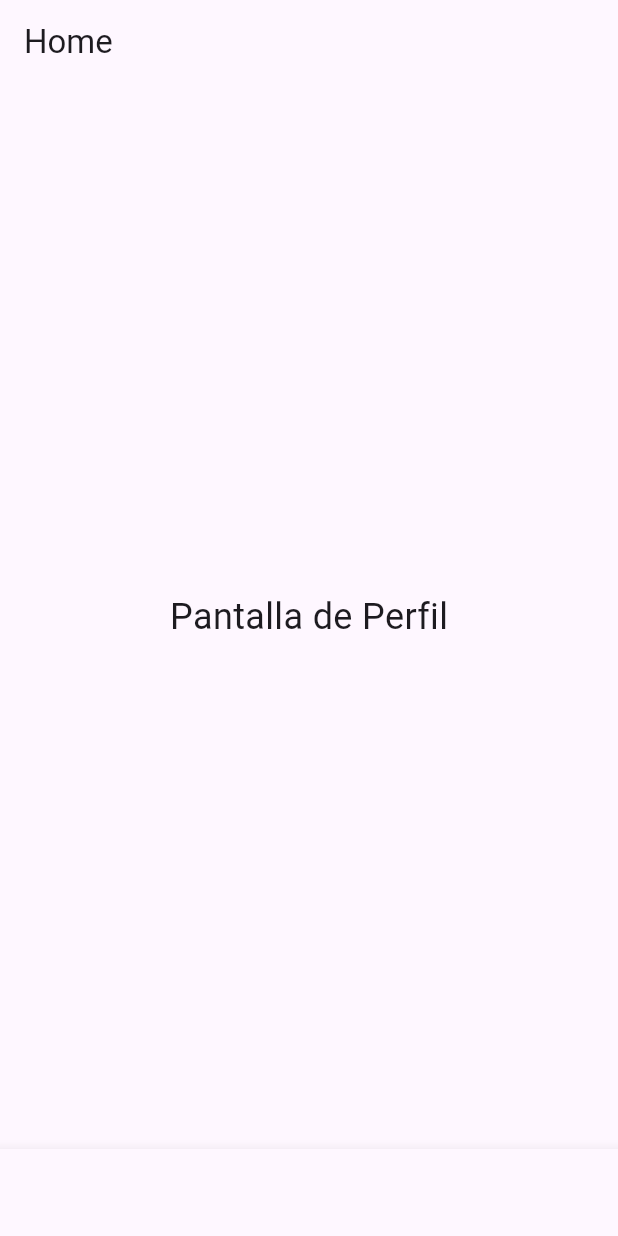
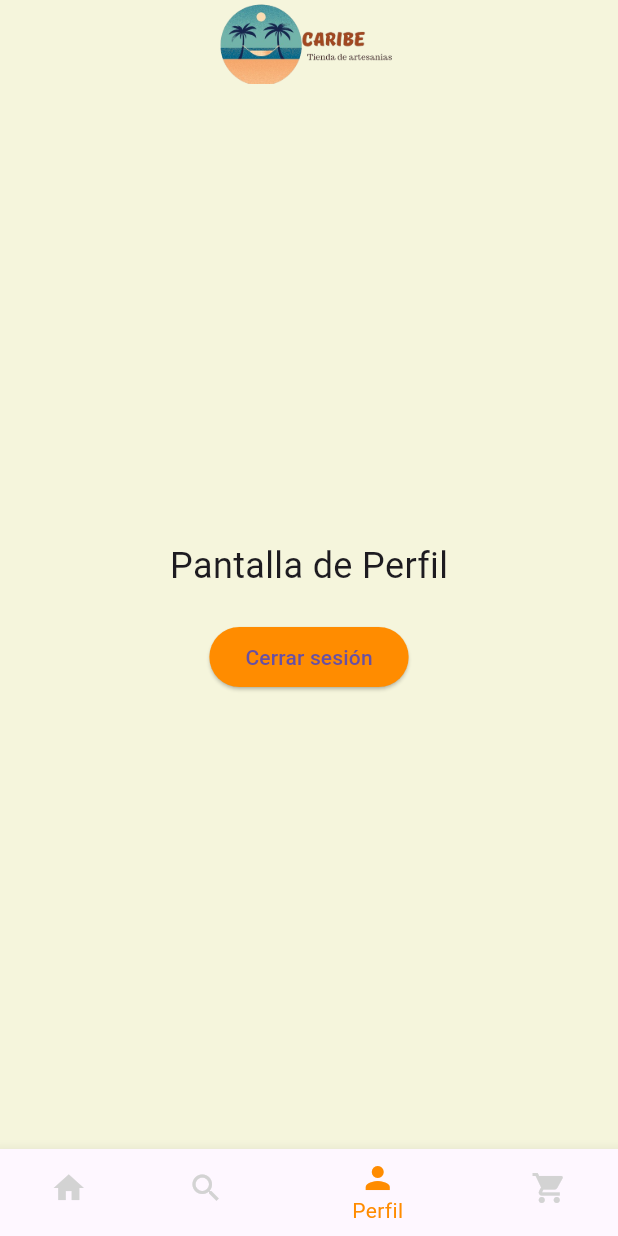
Before and after one commit to edgar-ta/utsjr--ea25--dmm--caribe, a Flutter app: the Home screen opened directly, item 3 of the bottom bar chosen, on a phone screen of 412 x 824 dp. Run offline on Flutter 3.47's test engine with Material 3 defaults, Android fonts, the light colour scheme and no system bars; our stand-ins replace firebase_core; accounts and stored records are empty.

Commit message:
integración de imagen y colores para home

```diff
--- a/lib/main.dart
+++ b/lib/main.dart
@@ -1,4 +1,5 @@
-import 'package:caribe/pages/sign_page.dart';
+import 'package:caribe/pages/home_page.dart';
+//import 'package:caribe/pages/sign_page.dart';
 import 'package:flutter/material.dart';
 
 void main() {
@@ -12,7 +13,8 @@ class MainApp extends StatelessWidget {
   Widget build(BuildContext context) {
     return const MaterialApp(
       debugShowCheckedModeBanner: false,
-      home: Registro(),
+      //home: Registro(),
+      home: Home(),
     );
   }
 }
--- a/lib/pages/home_page.dart
+++ b/lib/pages/home_page.dart
@@ -1,5 +1,13 @@
-// home.dart
 import 'package:flutter/material.dart';
+
+class AppColors {
+  static const Color azulCieloTropical = Color(0xFF87CEEB);
+  static const Color naranjaAtardecer = Color(0xFFFF8C00);
+  static const Color arenaCalida = Color(0xFFF5F5DC);
+  static const Color blancoNitido = Color(0xFFFFFFFF);
+  static const Color negroProfundo = Color(0xFF000000);
+  static const Color grisSuave = Color(0xFFD3D3D3);
+}
 
 class Home extends StatefulWidget {
   const Home({super.key});
@@ -22,9 +30,20 @@ class _HomeState extends State<Home> {
   @override
   Widget build(BuildContext context) {
     return Scaffold(
-      appBar: AppBar(title: const Text('Home')),
-      body: _screens[
-          _currentIndex], // Cambiar la pantalla según la pestaña seleccionada
+      appBar: AppBar(
+        automaticallyImplyLeading: false, // Elimina el botón de regreso
+        title: Image.asset(
+          'assets/images/logotipo_largo.png', // Ruta del logo
+          height: 70, // Ajusta el tamaño del logotipo
+        ),
+        backgroundColor: AppColors.arenaCalida, // Fondo del AppBar
+        centerTitle: true, // Centra el logotipo
+      ),
+      body: Container(
+        color: AppColors.arenaCalida, // Fondo de la app
+        child: _screens[
+            _currentIndex], // Cambiar la pantalla según la pestaña seleccionada
+      ),
       bottomNavigationBar: BottomNavigationBar(
         currentIndex: _currentIndex,
         onTap: (index) {
@@ -32,24 +51,48 @@ class _HomeState extends State<Home> {
             _currentIndex = index; // Cambiar a la pantalla correspondiente
           });
         },
-        items: const [
+        items: [
           BottomNavigationBarItem(
-            icon: Icon(Icons.home),
+            icon: Icon(
+              Icons.home,
+              color: _currentIndex == 0
+                  ? AppColors.naranjaAtardecer
+                  : AppColors.grisSuave,
+            ),
             label: 'Inicio',
           ),
           BottomNavigationBarItem(
-            icon: Icon(Icons.search),
+            icon: Icon(
+              Icons.search,
+              color: _currentIndex == 1
+                  ? AppColors.naranjaAtardecer
+                  : AppColors.grisSuave,
+            ),
             label: 'Buscar',
           ),
           BottomNavigationBarItem(
-            icon: Icon(Icons.person),
+            icon: Icon(
+              Icons.person,
+              color: _currentIndex == 2
+                  ? AppColors.naranjaAtardecer
+                  : AppColors.grisSuave,
+            ),
             label: 'Perfil',
           ),
           BottomNavigationBarItem(
-            icon: Icon(Icons.shopping_cart),
+            icon: Icon(
+              Icons.shopping_cart,
+              color: _currentIndex == 3
+                  ? AppColors.naranjaAtardecer
+                  : AppColors.grisSuave,
+            ),
             label: 'Carrito',
           ),
         ],
+        selectedItemColor:
+            AppColors.naranjaAtardecer, // Color del ícono seleccionado
+        unselectedItemColor:
+            AppColors.grisSuave, // Color del ícono no seleccionado
       ),
     );
   }
@@ -85,16 +128,42 @@ class SearchScreen extends StatelessWidget {
   }
 }
 
-// Pantalla de perfil (Ejemplo)
+// Pantalla de perfil (con botón de cerrar sesión y sin botón de regreso)
 class ProfileScreen extends StatelessWidget {
   const ProfileScreen({super.key});
 
   @override
   Widget build(BuildContext context) {
-    return const Center(
-      child: Text(
-        'Pantalla de Perfil',
-        style: TextStyle(fontSize: 24),
+    return Center(
+      child: Column(
+        mainAxisAlignment: MainAxisAlignment.center,
+        children: <Widget>[
+          const Text(
+            'Pantalla de Perfil',
+            style: TextStyle(fontSize: 24),
+          ),
+          const SizedBox(height: 20),
+          ElevatedButton(
+            onPressed: () {
+              // Acción de cerrar sesión
+              // Aquí puedes implementar lo que desees para cerrar sesión
+              ScaffoldMessenger.of(context).showSnackBar(
+                const SnackBar(content: Text('Cerrando sesión...')),
+              );
+              // Simular el cierre de sesión
+              Future.delayed(const Duration(seconds: 2), () {
+                Navigator.of(context).pushReplacement(
+                  MaterialPageRoute(builder: (_) => const Home()),
+                );
+              });
+            },
+            style: ElevatedButton.styleFrom(
+              backgroundColor:
+                  AppColors.naranjaAtardecer, // Usamos el color personalizado
+            ),
+            child: const Text('Cerrar sesión'),
+          ),
+        ],
       ),
     );
   }
--- a/pubspec.yaml
+++ b/pubspec.yaml
@@ -23,3 +23,4 @@ flutter:
   uses-material-design: true
   assets:
     - assets/images/logotipo.png
+    - assets/images/logotipo_largo.png
```
Also changed, not shown: assets/images/logotipo_largo.png (added).
